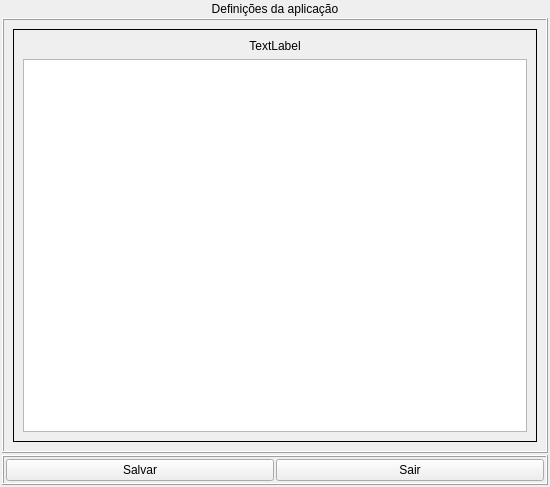
ruisebastiao/KPPQtAutomation, file applicationsettingsdialog.ui: the form before one commit.
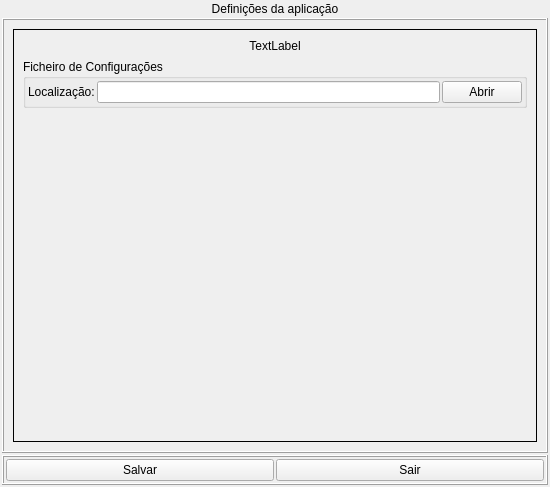
The form after the commit. Custom widgets are drawn as their Qt base class.

```diff
--- a/applicationsettingsdialog.ui
+++ b/applicationsettingsdialog.ui
@@ -162,7 +162,65 @@
            </widget>
           </item>
           <item>
-           <widget class="QTreeView" name="treeView"/>
+           <widget class="QGroupBox" name="groupBox">
+            <property name="title">
+             <string>Ficheiro de Configurações</string>
+            </property>
+            <layout class="QVBoxLayout" name="verticalLayout_5">
+             <property name="spacing">
+              <number>2</number>
+             </property>
+             <property name="leftMargin">
+              <number>2</number>
+             </property>
+             <property name="topMargin">
+              <number>2</number>
+             </property>
+             <property name="rightMargin">
+              <number>2</number>
+             </property>
+             <property name="bottomMargin">
+              <number>2</number>
+             </property>
+             <item>
+              <layout class="QHBoxLayout" name="horizontalLayout_3">
+               <property name="spacing">
+                <number>2</number>
+               </property>
+               <item>
+                <widget class="QLabel" name="label_3">
+                 <property name="text">
+                  <string>Localização:</string>
+                 </property>
+                </widget>
+               </item>
+               <item>
+                <widget class="QLineEdit" name="__edit_ModuleSettingsPath"/>
+               </item>
+               <item>
+                <widget class="QPushButton" name="__bt_ModuleSettingsPath">
+                 <property name="text">
+                  <string>Abrir</string>
+                 </property>
+                </widget>
+               </item>
+              </layout>
+             </item>
+            </layout>
+           </widget>
+          </item>
+          <item>
+           <spacer name="verticalSpacer_2">
+            <property name="orientation">
+             <enum>Qt::Vertical</enum>
+            </property>
+            <property name="sizeHint" stdset="0">
+             <size>
+              <width>20</width>
+              <height>1</height>
+             </size>
+            </property>
+           </spacer>
           </item>
          </layout>
         </widget>
@@ -221,11 +279,6 @@
   </layout>
  </widget>
  <customwidgets>
-  <customwidget>
-   <class>KPPAdjustableListView</class>
-   <extends>QListView</extends>
-   <header location="global">kppadjustablelistview.h</header>
-  </customwidget>
   <customwidget>
    <class>SlidingStackedWidget</class>
    <extends>QStackedWidget</extends>
@@ -238,6 +291,11 @@
    <header location="global">slidewidget.h</header>
    <container>1</container>
   </customwidget>
+  <customwidget>
+   <class>KPPAdjustableListView</class>
+   <extends>QListView</extends>
+   <header location="global">kppadjustablelistview.h</header>
+  </customwidget>
   <customwidget>
    <class>KPPPushbutton</class>
    <extends>QPushButton</extends>
```
Left out of the diff: 6 changed lines with no effect on the pictures.
